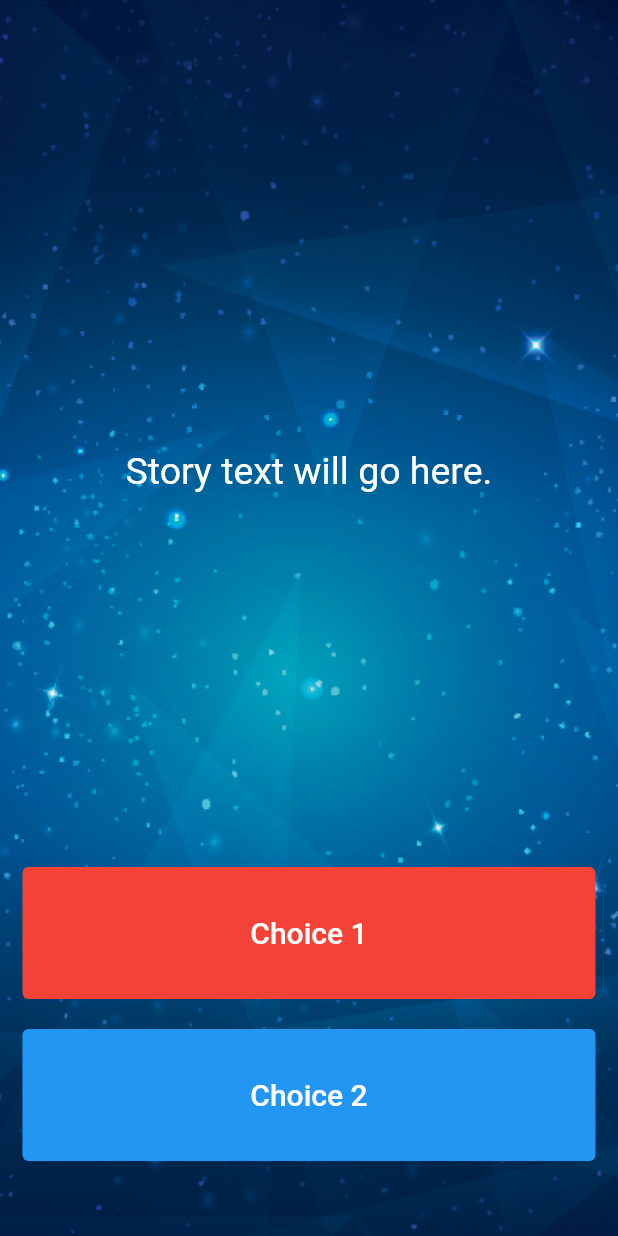
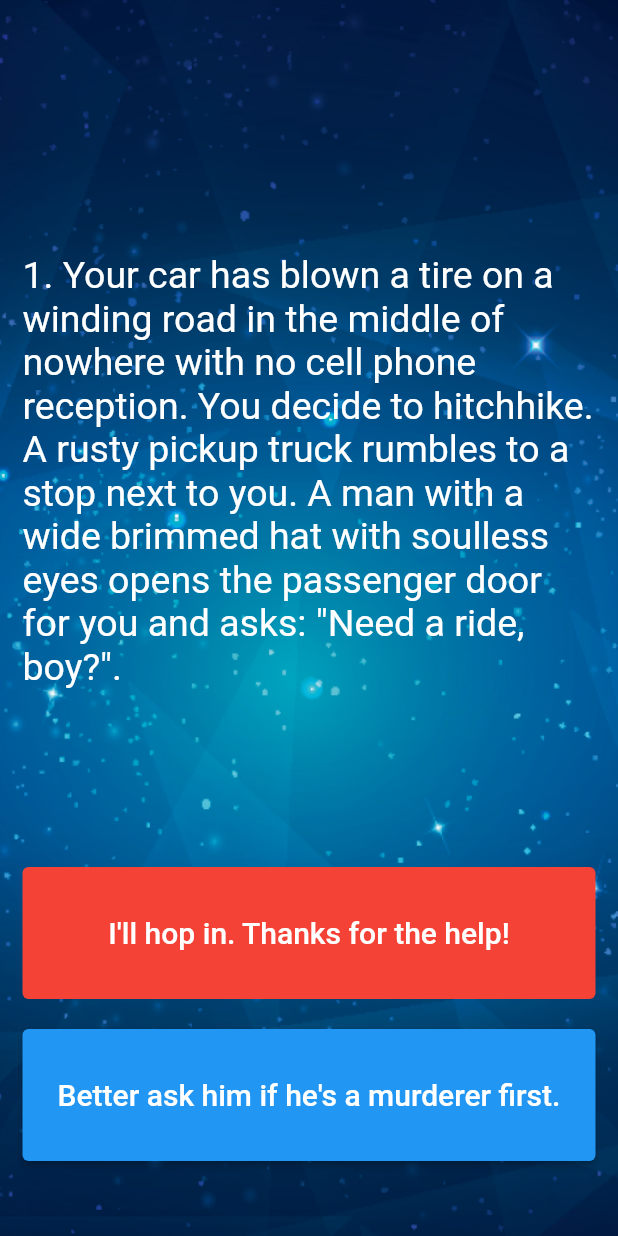
Before and after one commit to PratikBali/destiny_challenge, a Flutter app: the screen it shows after launch, on a phone screen of 412 x 824 dp. Run offline on Flutter 3.47's test engine with Material 2 defaults, Android fonts, the phone set to English and light mode, and no system bars.

```diff
--- a/lib/main.dart
+++ b/lib/main.dart
@@ -1,6 +1,7 @@
 import 'package:flutter/material.dart';
+import 'story_brain.dart';
 
-//TODO: Step 15 - Run the app and see if you can see the screen update with the first story. Delete this TODO if it looks as you expected.
+// Step 15 - Run the app and see if you can see the screen update with the first story. Delete this if it looks as you expected.
 
 void main() => runApp(Destini());
 
@@ -13,20 +14,30 @@ class Destini extends StatelessWidget {
   }
 }
 
-//TODO: Step 9 - Create a new storyBrain object from the StoryBrain class.
+// Step 9 - Create a new storyBrain object from the StoryBrain class.
+StoryBrain storyBrain = StoryBrain();
 
 class StoryPage extends StatefulWidget {
   _StoryPageState createState() => _StoryPageState();
 }
 
 class _StoryPageState extends State<StoryPage> {
+  void onChoiceSelect (choice) {
+    setState(() {
+      storyBrain.nextStory(choice);
+      isCh2Active = storyBrain.buttonShouldBeVisible();
+    });
+  }
+
+  bool isCh2Active = true;
+
   @override
   Widget build(BuildContext context) {
     return Scaffold(
       body: Container(
-        //TODO: Step 1 - Add background.png to this Container as a background image.
         padding: EdgeInsets.symmetric(vertical: 50.0, horizontal: 15.0),
         constraints: BoxConstraints.expand(),
+        // Step 1 - Add background.png to this Container as a background image.
         decoration: BoxDecoration(
           image: DecorationImage(
             image: AssetImage("images/background.png"),
@@ -42,8 +53,8 @@ class _StoryPageState extends State<StoryPage> {
                 flex: 12,
                 child: Center(
                   child: Text(
-                    //TODO: Step 10 - use the storyBrain to get the first story title and display it in this Text Widget.
-                    'Story text will go here.',
+                    // Step 10 - use the storyBrain to get the first story title and display it in this Text Widget.
+                    storyBrain.getStory(storyBrain.getStoryNumber()),
                     style: TextStyle(
                       fontSize: 25.0,
                     ),
@@ -55,12 +66,13 @@ class _StoryPageState extends State<StoryPage> {
                 child: TextButton(
                   onPressed: () {
                     //Choice 1 made by user.
-                    //TODO: Step 18 - Call the nextStory() method from storyBrain and pass the number 1 as the choice made by the user.
+                    // Step 18 - Call the nextStory() method from storyBrain and pass the number 1 as the choice made by the user.
+                    onChoiceSelect(1);
                   },
                   style: TextButton.styleFrom(backgroundColor: Colors.red),
                   child: Text(
-                    //TODO: Step 13 - Use the storyBrain to get the text for choice 1.
-                    'Choice 1',
+                    // Step 13 - Use the storyBrain to get the text for choice 1.
+                    storyBrain.getChoice1(),
                     style: TextStyle(
                       color: Colors.white,
                       fontSize: 20.0,
@@ -73,20 +85,27 @@ class _StoryPageState extends State<StoryPage> {
               ),
               Expanded(
                 flex: 2,
-                //TODO: Step 26 - Use a Flutter Visibility Widget to wrap this FlatButton.
-                //TODO: Step 28 - Set the "visible" property of the Visibility Widget to equal the output from the buttonShouldBeVisible() method in the storyBrain.
-                child: TextButton(
+                // Step 26 - Use a Flutter Visibility Widget to wrap this FlatButton.
+                // Step 28 - Set the "visible" property of the Visibility Widget to equal the
+                // output from the buttonShouldBeVisible() method in the storyBrain.
+                child: Visibility(
+                  visible: isCh2Active,
+                  child: ElevatedButton(
                     onPressed: () {
                       //Choice 2 made by user.
-                    //TODO: Step 19 - Call the nextStory() method from storyBrain and pass the number 2 as the choice made by the user.
+                      // Step 19 - Call the nextStory() method from storyBrain and pass the number 2 as the choice made by the user.
+                      onChoiceSelect(2);
                     },
-                  style: TextButton.styleFrom(backgroundColor: Colors.blue),
+
+                    style: TextButton.styleFrom(backgroundColor:
+                    isCh2Active ? Colors.blue : Colors.grey),
                     child: Text(
-                    //TODO: Step 14 - Use the storyBrain to get the text for choice 2.
-                    'Choice 2',
+                      // Step 14 - Use the storyBrain to get the text for choice 2.
+                      storyBrain.getChoice2(),
                       style: TextStyle(
                         color: Colors.white,
                         fontSize: 20.0,
+                      ),
                     ),
                   ),
                 ),
@@ -99,6 +118,7 @@ class _StoryPageState extends State<StoryPage> {
   }
 }
 
-//TODO: Step 24 - Run the app and try to figure out what code you need to add to this file to make the story change when you press on the choice buttons.
+// Step 24 - Run the app and try to figure out what code you need to add to this file
+// to make the story change when you press on the choice buttons.
 
-//TODO: Step 29 - Run the app and test it against the Story Outline to make sure you've completed all the steps. The code for the completed app can be found here: https://github.com/londonappbrewery/destini-challenge-completed/
+// Step 29 - Run the app and test it against the Story Outline to make sure you've completed all the steps. The code for the completed app can be found here: https://github.com/londonappbrewery/destini-challenge-completed/
```
Also changed, not shown: analysis_options.yaml (+1 -25 lines), lib/story.dart (+9 -4 lines), lib/story_brain.dart (+94 -49 lines). Lines whose indentation alone changed are shown as unchanged.
